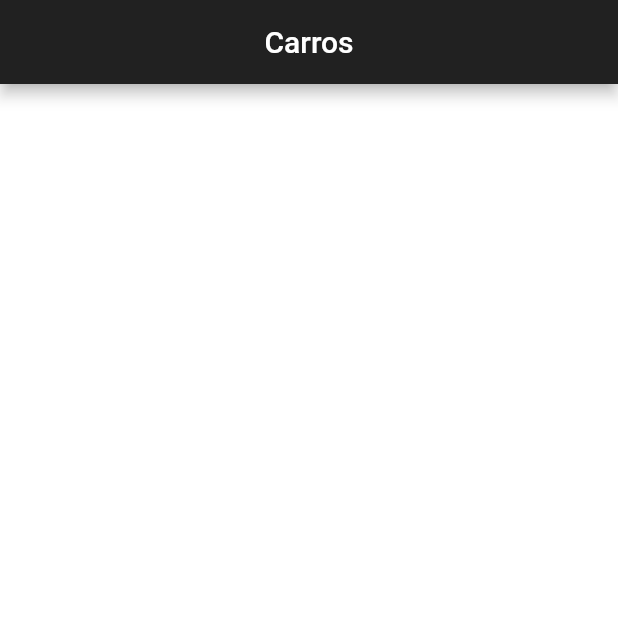
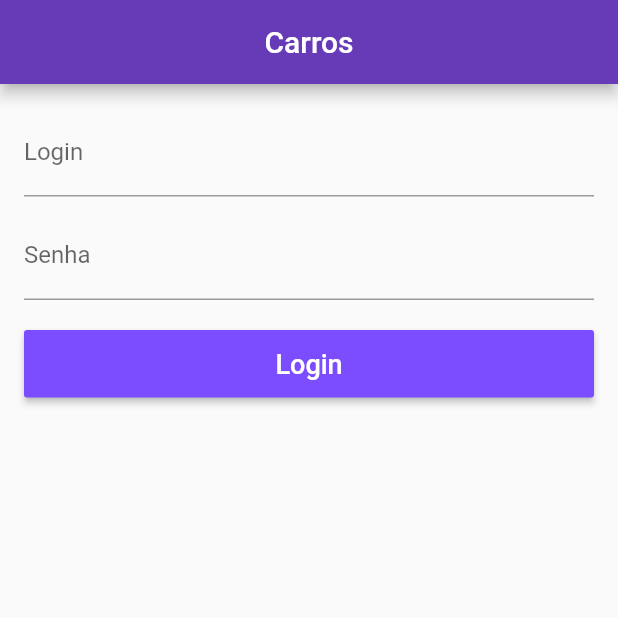
Before and after one commit to brunopfsilva/carros_app, a Flutter app: the screen it shows after launch, on a phone screen of 412 x 824 dp, the top half of it. Run offline on Flutter 3.47's test engine with Material 2 defaults, Android fonts, the phone set to English and light mode, and no system bars.

Commit message:
Editando o form de login

```diff
--- a/lib/main.dart
+++ b/lib/main.dart
@@ -11,8 +11,8 @@ class MyApp extends StatelessWidget {
       debugShowCheckedModeBanner: false,
       theme: ThemeData(
 
-        primarySwatch: Colors.blue,
-        brightness: Brightness.dark
+        primarySwatch: Colors.deepPurple,
+        brightness: Brightness.light
       ),
       home: loginPage(),
     );
--- a/lib/pages/login_page.dart
+++ b/lib/pages/login_page.dart
@@ -14,8 +14,39 @@ class loginPage extends StatelessWidget {
   }
 
   _body() {
-    return Container(
-      color: Colors.white,
+    return Padding(
+      padding: const EdgeInsets.all(16.0),
+      child: ListView(
+
+        children: <Widget>[
+          TextFormField(
+            decoration: InputDecoration(
+              labelText: "Login",
+              hintText: "Digite o login"
+            ),
+          ),
+          SizedBox(height: 10.0),
+          TextFormField(
+            decoration: InputDecoration(
+                labelText: "Senha",
+                hintText: "Digite a senha"
+            ),
+            obscureText: true,
+          ),
+          SizedBox(height: 20.0),
+          Container(
+            height: 45.0,
+            child: RaisedButton(
+              color: Colors.deepPurpleAccent,
+              child: Text("Login",style: TextStyle(fontSize: 18,color: Colors.white),),
+              onPressed: (){
+
+              },
+            ),
+          )
+        ],
+
+      ),
     );
   }
 }
```
